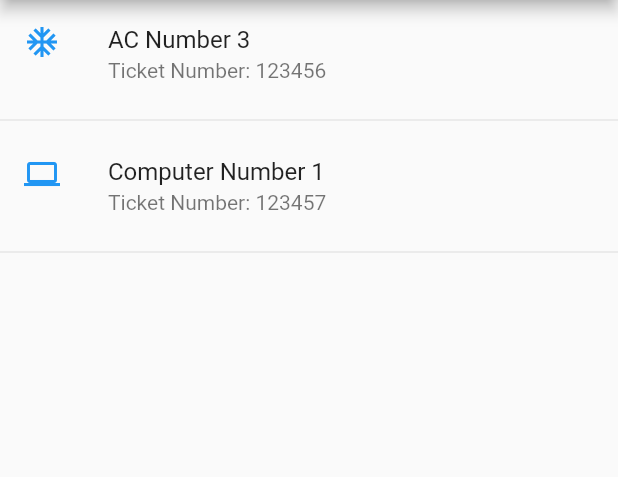
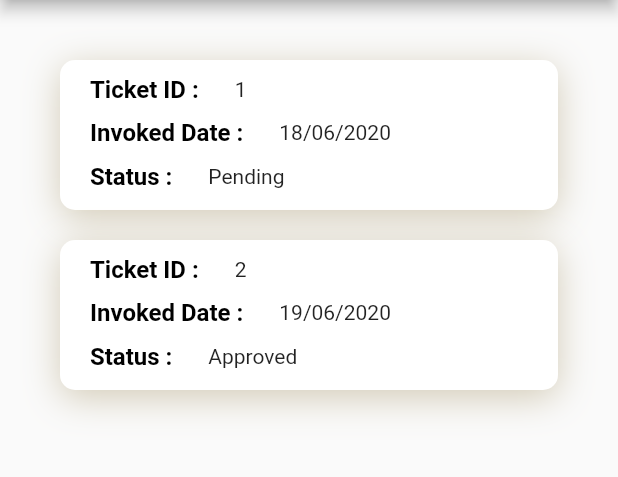
Before and after one commit to freakyAi/TAG-Services, a Flutter app: the MyHomePage screen opened directly, on a phone screen of 412 x 824 dp, the part 84-561 px from its top. Run offline on Flutter 3.47's test engine with Material 2 defaults, Android fonts, the phone set to English and light mode, and no system bars; our stand-ins replace file_picker, flutter_native_timezone, fluttertoast, shared_preferences, shimmer, simple_animations; accounts and stored records are empty.

Commit message:
UI v0.02

```diff
--- /dev/null
+++ b/flutter_app/lib/TicketStatus.dart
@@ -0,0 +1,11 @@
+class TicketStatus{
+  String id;
+  String date;
+  String status;
+
+  TicketStatus({String id, String date,String status}){
+    this.id;
+    this.date;
+    this.status;
+  }
+}
--- a/flutter_app/lib/invoke.dart
+++ b/flutter_app/lib/invoke.dart
@@ -160,6 +160,7 @@ class _InvokeTicketState extends State<InvokeTicket> {
         child: new Center(
           child: Form(
             key: _formKey,
+            child: SingleChildScrollView(
               child: new Column(
                 children: <Widget>[
                   _buildTopic(),
@@ -191,6 +192,7 @@ class _InvokeTicketState extends State<InvokeTicket> {
           ),
         ),
       ),
+      ),
     );
   }
 }
--- a/flutter_app/lib/main.dart
+++ b/flutter_app/lib/main.dart
@@ -1,11 +1,11 @@
 import 'package:flutter/material.dart';
 import 'package:shared_preferences/shared_preferences.dart';
-import 'package:tagservices/invoke.dart';
 
 //IMPORT PAGES
 import 'about.dart';
 import 'services.dart';
-import 'menu.dart';
+import 'TicketStatus.dart';
+import 'invoke.dart';
 import 'login.dart';
 
 
@@ -16,19 +16,7 @@ class MyApp extends StatelessWidget {
     return MaterialApp(
       title: 'TAG Services',
       theme: ThemeData(
-				// This is the theme of your application.
-				//
-				// Try running your application with "flutter run". You'll see the
-				// application has a blue toolbar. Then, without quitting the app, try
-				// changing the primarySwatch below to Colors.green and then invoke
-				// "hot reload" (press "r" in the console where you ran "flutter run",
-				// or simply save your changes to "hot reload" in a Flutter IDE).
-				// Notice that the counter didn't reset back to zero; the application
-				// is not restarted.
         primarySwatch: Colors.orange,
-				// This makes the visual density adapt to the platform that you run
-				// the app on. For desktop platforms, the controls will be smaller and
-				// closer together (more dense) than on mobile platforms.
         visualDensity: VisualDensity.adaptivePlatformDensity,
       ),
       home: MyHomePage(title: 'TAG Services'),
@@ -39,15 +27,6 @@ class MyApp extends StatelessWidget {
 class MyHomePage extends StatefulWidget {
   MyHomePage({Key key, this.title}) : super(key: key);
 
-	// This widget is the home page of your application. It is stateful, meaning
-	// that it has a State object (defined below) that contains fields that affect
-	// how it looks.
-
-	// This class is the configuration for the state. It holds the values (in this
-	// case the title) provided by the parent (in this case the App widget) and
-	// used by the build method of the State. Fields in a Widget subclass are
-	// always marked "final".
-
   final String title;
 
   @override
@@ -56,99 +35,58 @@ class MyHomePage extends StatefulWidget {
 
 class _MyHomePageState extends State<MyHomePage> {
 
-	List<Menu> menu = [
-		Menu(icon : "1" , text : "Invoke Token")
-		//Menu(icon : "2" , text : "History")
+  List<TicketStatus> menu = [
+    TicketStatus(id : "1" , date : "18/06/2020", status : "Pending"),
+    TicketStatus(id : "2" , date : "19/06/2020", status : "Approved")
   ];
 
-	Widget ticketCard(menu){
-//		return Card(
-//      margin: EdgeInsets.all(30),
-//
-//      child: Padding(
-//        padding: const EdgeInsets.all(40.0),
-//        child : Container(
-//          child: Row(
-//            mainAxisAlignment: MainAxisAlignment.spaceAround,
-//            //crossAxisAlignment: CrossAxisAlignment.stretch,
-//            children : [
-//              Column(
-//                //mainAxisAlignment: MainAxisAlignment.spaceEvenly,
-//                children: <Widget>[
-//                  Text(
-//                    menu.icon,
-//                    style: TextStyle(
-//                      fontSize: 18.0,
-//                      color: Colors.lightBlue[600],
-//                    ),
-//                  ),
-//                  SizedBox(height: 5.0),
-//                  Text(
-//                    menu.text,
-//                    style: TextStyle(
-//                      fontSize: 12.0,
-//                      color: Colors.lightBlue[200],
-//                    ),
-//                  ),
-//                ],
-//              ),
-//            ],
-//          ),
-//        )
-//      )
-//    );
-
-//		children: <Widget>[
-//			Expanded(
-//					child: SizedBox(
-//						height: 210,
-//						child: ListTile(
-//							title: Text('AC Number 2'),
-//							subtitle: Text('Ticket Number: 123456'),
-//							leading: Icon(
-//									Icons.ac_unit,
-//									color: Colors.blue[500]
-//							),
-//						),
-//					)
-//			)
-//		],
-//
-//		return ListTile(
-//			title: Text('AC Number 2'),
-//			subtitle: Text('Ticket Number: 123456'),
-//			leading: Icon(
-//			Icons.ac_unit,
-//			color: Colors.blue[500]
-//			),
-//		);
-
-		//Does not work... But helpful to think along these lines
-		return Row(
+  Widget _buildTicketStatus(String id,String date,String status){
+    return Container(
+        height: 100,
+        padding: EdgeInsets.fromLTRB(20, 10, 20, 0),
+        decoration: BoxDecoration(
+            color: Colors.white,
+            borderRadius: BorderRadius.circular(10),
+            boxShadow: [BoxShadow(
+                color: Color.fromRGBO(120, 95, 27, .3),
+                blurRadius: 20.0,
+                offset: Offset(0, 5)
+            )]
+        ),
+        child: Column(
           children: <Widget>[
-				//Expanded(
-						ListTile(
-
-								title: Text('AC Number 2'),
-								subtitle: Text('Ticket Number: 123456'),
-								leading: Icon(
-										Icons.ac_unit,
-										color: Colors.blue[500]
+            new Row(
+              children: <Widget>[
+                Text("Ticket ID : ",style: TextStyle(color: Colors.black, fontSize: 16,fontWeight: FontWeight.bold)),
+                SizedBox(width: 20,),
+                Text(
+                  "$id"
                 ),
+              ],
             ),
-				//)
+            SizedBox(height: 10,),
+            new Row(
+              children: <Widget>[
+                Text("Invoked Date : ",style: TextStyle(color: Colors.black, fontSize: 16,fontWeight: FontWeight.bold)),
+                SizedBox(width: 20,),
+                Text("$date"),
               ],
+            ),
+            SizedBox(height: 10,),
+            new Row(
+              children: <Widget>[
+                Text("Status : ",style: TextStyle(color: Colors.black, fontSize: 16,fontWeight: FontWeight.bold)),
+                SizedBox(width: 20,),
+                Text("$status"),
+              ],
+            ),
+          ],
+        ),
     );
   }
 
   @override
   Widget build(BuildContext context) {
-		// This method is rerun every time setState is called, for instance as done
-		// by the _incrementCounter method above.
-		//
-		// The Flutter framework has been optimized to make rerunning build methods
-		// fast, so that you can just rebuild anything that needs updating rather
-		// than having to individually change instances of widgets.
     return Scaffold(
       appBar: new AppBar(
         title: new Text("TAG Services"),
@@ -188,7 +126,7 @@ class _MyHomePageState extends State<MyHomePage> {
               },
             ),
             new ListTile(
-							title: new Text("New Ticket"),
+              title: new Text("Invoke Ticket"),
               onTap: () {
                 Navigator.of(context).pop();
                 Navigator.push(context, new MaterialPageRoute(
@@ -199,7 +137,7 @@ class _MyHomePageState extends State<MyHomePage> {
             new ListTile(
               title: new Text("Logout"),
               onTap: () {
-								//prefs.setInt('login_flag',0);
+                _save('false');
                 Navigator.of(context).pop();
                 Navigator.push(context, new MaterialPageRoute(
                     builder: (BuildContext context) => new LoginPage() )
@@ -209,34 +147,27 @@ class _MyHomePageState extends State<MyHomePage> {
           ],
         ),
       ),
-//			body:  Row(
-//					//ignore: non_constant_identifier_names
-//					children: menu.map((Menu) => ticketCard(Menu)).toList(),
-//				),
-			body: Container (
-				child: ListView(
+      body: new Container(
+        child : Padding(
+          padding: const EdgeInsets.all(40.0),
+            child: Container(
+              child: Column(
                 children: <Widget>[
-						ListTile(
-							title: Text('AC Number 3'),
-							subtitle: Text('Ticket Number: 123456'),
-							leading: Icon(
-								Icons.ac_unit,
-								color: Colors.blue[500]
+                  _buildTicketStatus("1","18/06/2020","Pending"),
+                  SizedBox(height: 20,),
+                  _buildTicketStatus("2", "19/06/2020", "Approved")
+                ],
+              )
+            )
         ),
-						),
-						Divider(),
-						ListTile(
-							title: Text('Computer Number 1'),
-							subtitle: Text('Ticket Number: 123457'),
-							leading: Icon(
-									Icons.computer,
-									color: Colors.blue[500]
-							),
-						),
-						Divider()
-					],
-				),
-			),
+      )
     );
   }
+
+  _save(String loginToken) async{
+    final prefs = await SharedPreferences.getInstance();
+    final key = 'loginToken';
+    final value = loginToken;
+    prefs.setString(key,value);
   }
+}
--- a/flutter_app/lib/menu.dart
+++ /dev/null
@@ -1,8 +0,0 @@
-class Menu {
-
-  String icon;
-  String text;
-
-  Menu({ this.icon, this.text});
-
-}
--- a/flutter_app/lib/services.dart
+++ b/flutter_app/lib/services.dart
@@ -12,6 +12,9 @@ class _ServicesState extends State<Services> {
       appBar: new AppBar(
         title: new Text("Services"),
       ),
+      body: new Container(
+
+      ),
     );
   }
 }
```
Also changed, not shown: flutter_app/lib/TAG.dart (added, +21 -0 lines), flutter_app/lib/bootloader.dart (added, +110 -0 lines), flutter_app/lib/login.dart (+9 -17 lines), flutter_app/pubspec.yaml (+7 -4 lines), flutter_app/assets/fonts/Agne-Regular.otf (added), flutter_app/assets/images/ac.jpg (added), flutter_app/assets/images/cctv.jpg (added), flutter_app/assets/images/electrical.jpg (added), flutter_app/assets/images/housekeeping.jpg (added), flutter_app/assets/images/it.jpg (added), flutter_app/assets/images/plumbing.jpg (added), flutter_app/assets/images/vending.jpg (added), flutter_app/pubspec.lock, 1 other file. Lines whose indentation alone changed are shown as unchanged.
